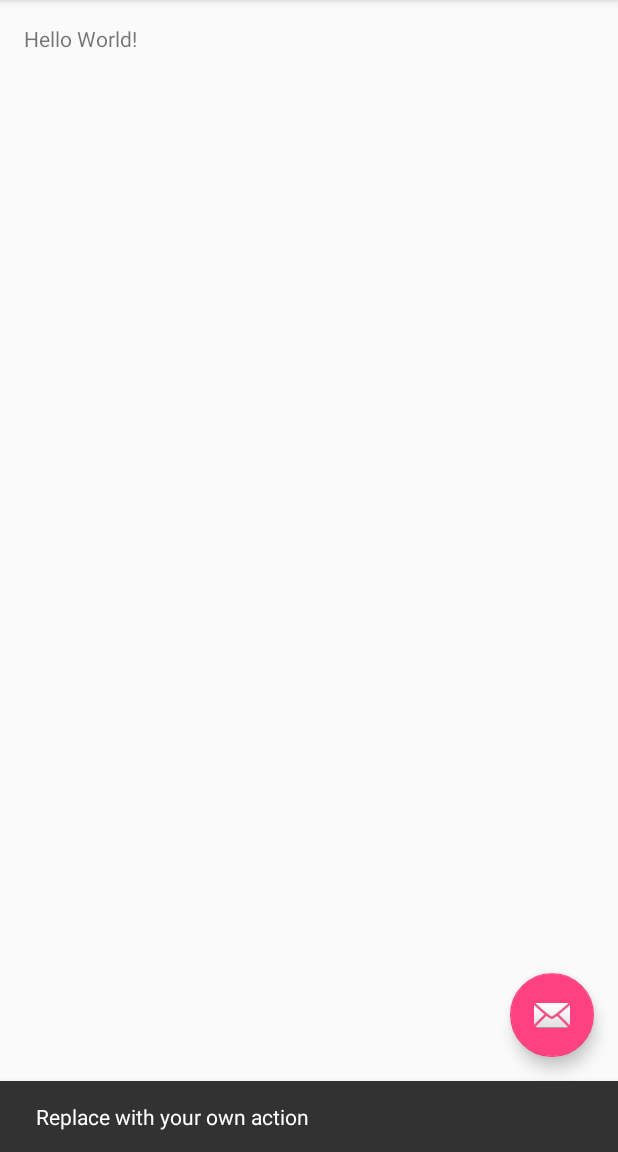
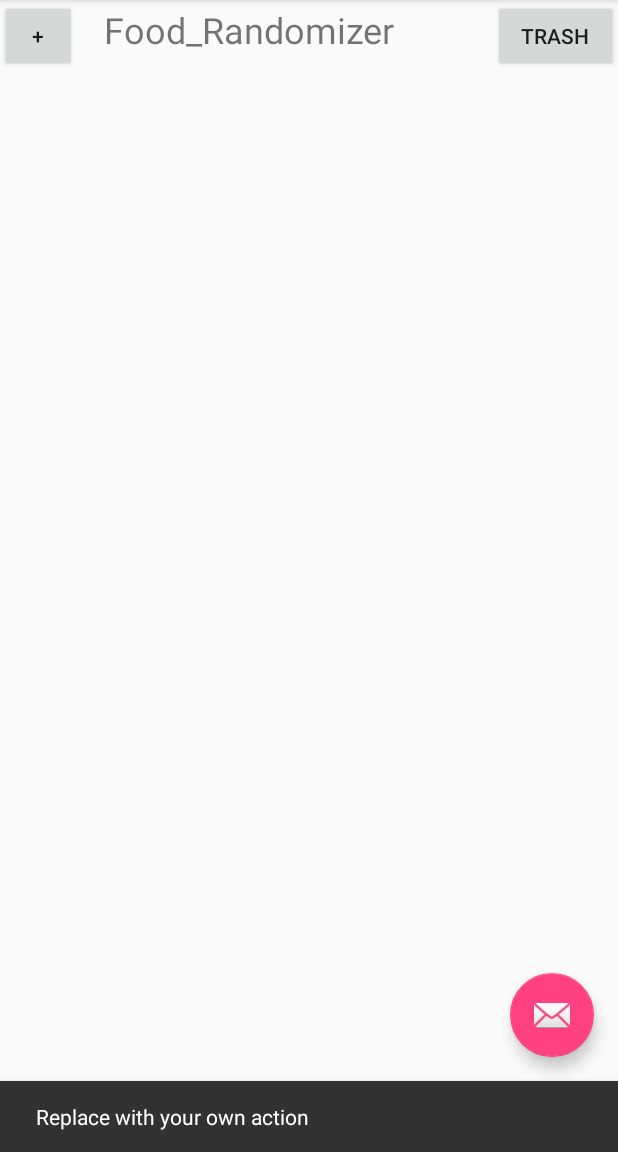
Before and after one commit to patrickmina00/RestoRandomizer, an Android app: the screen it shows after launch (MainActivity), after a tap on an icon or button, on a phone screen of 412 x 824 dp, the part 84-1236 px from its top. Run offline under Robolectric (Android 15) with nearby library versions, the phone set to English and light mode, and no system bars.

Commit message:
Fixing content.xml

```diff
--- a/app/src/main/res/layout/content_main.xml
+++ b/app/src/main/res/layout/content_main.xml
@@ -4,16 +4,47 @@
     xmlns:tools="http://schemas.android.com/tools"
     android:layout_width="match_parent"
     android:layout_height="match_parent"
-    android:paddingBottom="@dimen/activity_vertical_margin"
-    android:paddingLeft="@dimen/activity_horizontal_margin"
-    android:paddingRight="@dimen/activity_horizontal_margin"
-    android:paddingTop="@dimen/activity_vertical_margin"
     app:layout_behavior="@string/appbar_scrolling_view_behavior"
     tools:context="com.example.owner.restorandomizer.MainActivity"
     tools:showIn="@layout/activity_main">
 
-    <TextView
-        android:layout_width="wrap_content"
+    <LinearLayout
+        android:layout_width="match_parent"
         android:layout_height="wrap_content"
-        android:text="Hello World!" />
+        android:orientation="horizontal">
+
+        <Button
+            android:id="@+id/add"
+            android:layout_width="36dp"
+            android:layout_height="wrap_content"
+            android:layout_weight="1"
+            android:text="+" />
+
+        <TextView
+            android:layout_width="wrap_content"
+            android:layout_height="wrap_content"
+            android:layout_centerHorizontal = "true"
+            android:layout_weight="3"
+            android:paddingLeft="18dp"
+            android:paddingRight="18dp"
+            android:textSize="24sp"
+            android:text="Food_Randomizer" />
+
+        <Button
+            android:id="@+id/delete"
+            android:layout_width="36dp"
+            android:layout_height="wrap_content"
+            android:layout_weight="3"
+            android:text="Trash"/>
+
+    </LinearLayout>
+
+
+    <Button
+        android:id = "@+id/randomize"
+        android:layout_width="match_parent"
+        android:layout_height="wrap_content"
+        android:layout_alignParentBottom="true"
+        android:text="RANDOMIZE"/>
+
 </RelativeLayout>
--- a/app/src/main/res/menu/menu_main.xml
+++ b/app/src/main/res/menu/menu_main.xml
@@ -2,9 +2,12 @@
     xmlns:app="http://schemas.android.com/apk/res-auto"
     xmlns:tools="http://schemas.android.com/tools"
     tools:context="com.example.owner.restorandomizer.MainActivity">
+
     <item
         android:id="@+id/action_settings"
         android:orderInCategory="100"
         android:title="@string/action_settings"
         app:showAsAction="never" />
+
+
 </menu>
```
